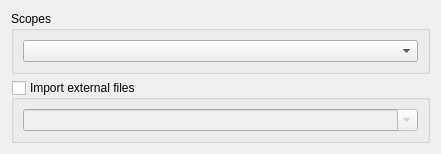
Qt form v2/branches/dev/monkey/src/xupmanager/gui/XUPAddFiles.ui (testmana2/mks) before a commit.
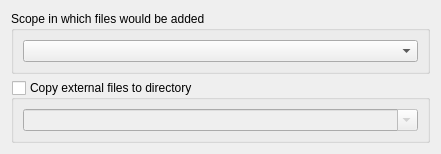
The same form after that commit. Custom widgets are drawn as their Qt base class.

Commit message: Update groupbox labels for being more explicite, now show full file path in the dialog when importing files

```diff
--- a/v2/branches/dev/monkey/src/xupmanager/gui/XUPAddFiles.ui
+++ b/v2/branches/dev/monkey/src/xupmanager/gui/XUPAddFiles.ui
@@ -23,7 +23,7 @@
       </sizepolicy>
      </property>
      <property name="title">
-      <string>Scopes</string>
+      <string>Scope in which files would be added</string>
      </property>
      <layout class="QVBoxLayout" name="verticalLayout">
       <item>
@@ -38,7 +38,7 @@
       <string>Imported files will by default be copied to project path unless you provide a relative only path from project path</string>
      </property>
      <property name="title">
-      <string>Import external files</string>
+      <string>Copy external files to directory</string>
      </property>
      <property name="checkable">
       <bool>true</bool>
```
The commit also changes 1 other file.
